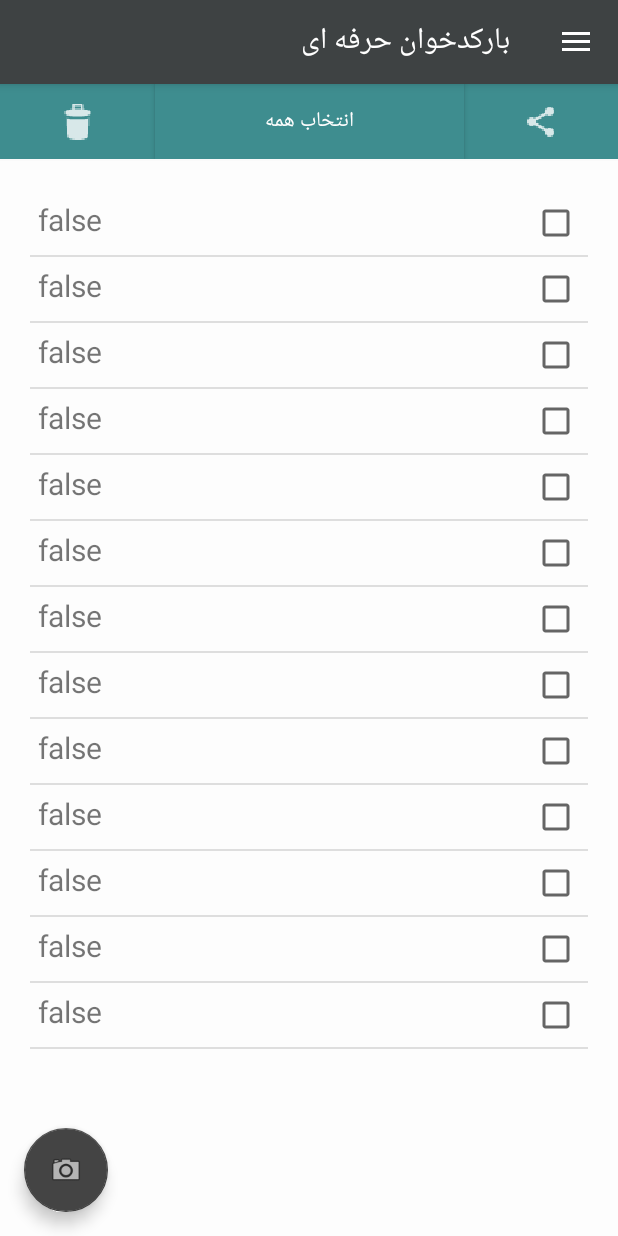
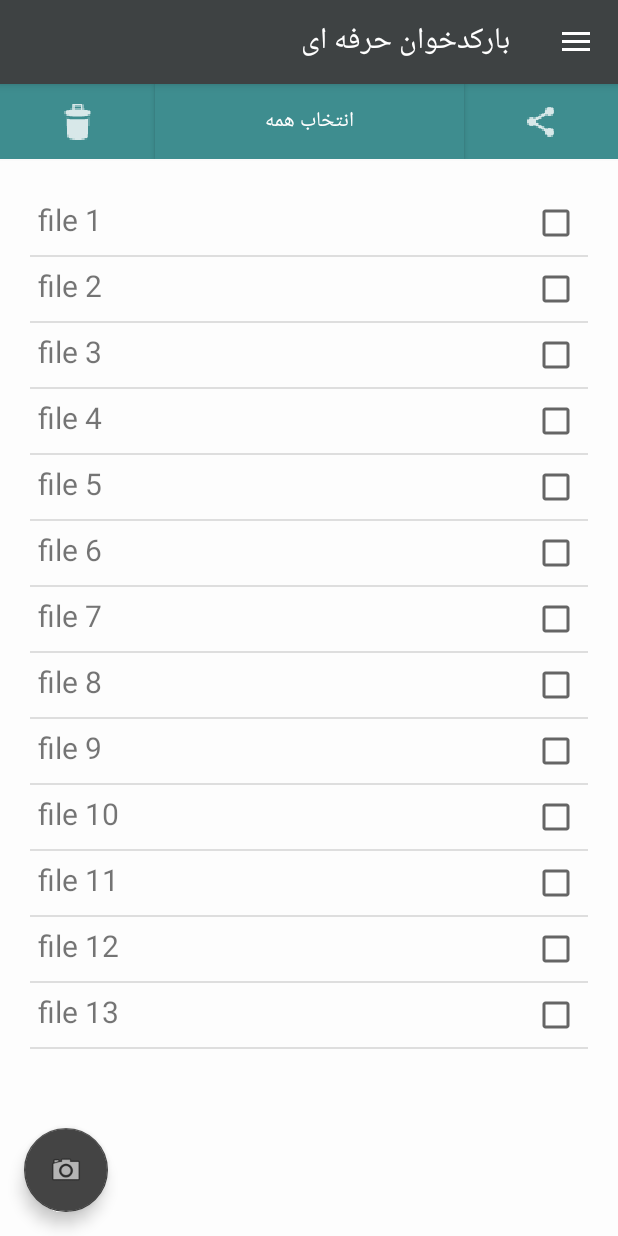
Before and after one commit to ppRastan/RastanBarcodeScanner, an Android app: the screen it shows after launch (MainActivity), after a tap on an icon or button, on a phone screen of 412 x 824 dp. Run offline under Robolectric (Android 15) with nearby library versions, the phone set to English and light mode, and no system bars; 1 statement that could not run was skipped.

Commit message:
listview items corrected

```diff
--- a/app/src/main/java/Utility/ListViewArrayAdapter.java
+++ b/app/src/main/java/Utility/ListViewArrayAdapter.java
@@ -14,11 +14,9 @@ import java.util.ArrayList;
 import ir.rastanco.rastanbarcodescanner.R;
 
 public class ListViewArrayAdapter extends ArrayAdapter<String> {
-    private final Context context;
-    private final ArrayList<String> values;
-    private CheckBox checkBox_listview_item;
-    private  TextView textView_listveiw_item;
-    public ListViewArrayAdapter(Context context, ArrayList<String> values) {
+    private  Context context;
+    private ArrayList<String> values;
+    public ListViewArrayAdapter(Context context,ArrayList<String >values) {
         super(context, R.layout.listview_item, values);
         this.context = context;
         this.values = values;
@@ -30,9 +28,11 @@ public class ListViewArrayAdapter extends ArrayAdapter<String> {
                 .getSystemService(Context.LAYOUT_INFLATER_SERVICE);
 
         View rowView = inflater.inflate(R.layout.listview_item, parent, false);
-        textView_listveiw_item = (TextView) rowView.findViewById(R.id.label);
-        checkBox_listview_item = (CheckBox)rowView.findViewById(R.id.checkbox);
+        TextView textView = (TextView) rowView.findViewById(R.id.label);
+       // CheckBox checkBox = (CheckBox)rowView.findViewById(R.id.checkbox);
+        textView.setText(values.get(position));
+        String s = values.get(position);
+        System.out.println(s);
         return rowView;
     }
-
 }
--- a/app/src/main/java/ir/rastanco/rastanbarcodescanner/presenter/MainActivity.java
+++ b/app/src/main/java/ir/rastanco/rastanbarcodescanner/presenter/MainActivity.java
@@ -41,7 +41,6 @@ public class MainActivity extends AppCompatActivity
         implements NavigationView.OnNavigationItemSelectedListener {
 
     private String state = "default";
-    private Boolean isCheckBoxChecked = false;
     private boolean sort_mode = true ;
     private Toolbar toolbar;
     private ImageButton sortFiles;
@@ -55,8 +54,8 @@ public class MainActivity extends AppCompatActivity
     private Button select_all_checkboxes;
     private ListView main_activity_list ;
     private ArrayList<String> listview_content;
+
     private ArrayAdapter<String> adapter ;
-    private CheckBox listViewItemCheckBox;
     /**
      * ATTENTION: This was auto-generated to implement the App Indexing API.
      * See https://g.co/AppIndexing/AndroidStudio for more information.
@@ -91,10 +90,10 @@ public class MainActivity extends AppCompatActivity
         toggle.syncState();
         NavigationView navigationView = (NavigationView) findViewById(R.id.nav_view);
         navigationView.setNavigationItemSelectedListener(this);
-        listview_content = new ArrayList<String>();
-        listViewItemCheckBox = (CheckBox)findViewById(R.id.checkbox);
+        //listview_content = new ArrayList<String>();
         main_activity_list = (ListView)findViewById(R.id.main_activity_listview);
         temp_linear_for_checkbox = (LinearLayout) findViewById(R.id.checkbox_content_layout);
+        listview_content = new ArrayList<String>();
         fillListViewDynamicly();
         adapter = new ListViewArrayAdapter(this,listview_content);
         main_activity_list.setAdapter(adapter);
@@ -155,7 +154,6 @@ public class MainActivity extends AppCompatActivity
         checkBox_toolbar.setOnClickListener(new View.OnClickListener() {
             @Override
             public void onClick(View v) {
-                isCheckBoxChecked = true ;
                 temp_linear_for_checkbox.setVisibility(View.VISIBLE);
 
             }
@@ -191,23 +189,7 @@ public class MainActivity extends AppCompatActivity
         client = new GoogleApiClient.Builder(this).addApi(AppIndex.API).build();
     }
 
-    private void fillListViewDynamicly() {
-        //listview_content.addAll();
-        listview_content.add("file 1");
-        listview_content.add("file 2");
-        listview_content.add("file 3");
-        listview_content.add("file 4");
-        listview_content.add("file 5");
-        listview_content.add("file 6");
-        listview_content.add("file 7");
-        listview_content.add("file 8");
-        listview_content.add("file 9");
-        listview_content.add("file 10");
-        listview_content.add("file 11");
-        listview_content.add("file 12");
-        listview_content.add("file 13");
 
-    }
 
     @Override
     public void onBackPressed() {
@@ -286,4 +268,21 @@ public class MainActivity extends AppCompatActivity
         AppIndex.AppIndexApi.end(client, viewAction);
         client.disconnect();*/
     }
+    private void fillListViewDynamicly() {
+        //listview_content.addAll();
+        listview_content.add("file 1");
+        listview_content.add("file 2");
+        listview_content.add("file 3");
+        listview_content.add("file 4");
+        listview_content.add("file 5");
+        listview_content.add("file 6");
+        listview_content.add("file 7");
+        listview_content.add("file 8");
+        listview_content.add("file 9");
+        listview_content.add("file 10");
+        listview_content.add("file 11");
+        listview_content.add("file 12");
+        listview_content.add("file 13");
+
+    }
 }
```
